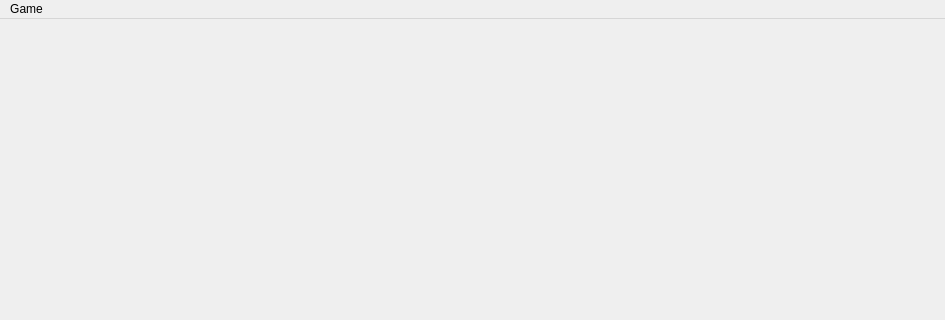
First picture: the form in mainwindow.ui, repository Holence/Chess, before the edit; both pictures show x 0 to 945 and y 0 to 320 of the 945 by 716 pixel window.
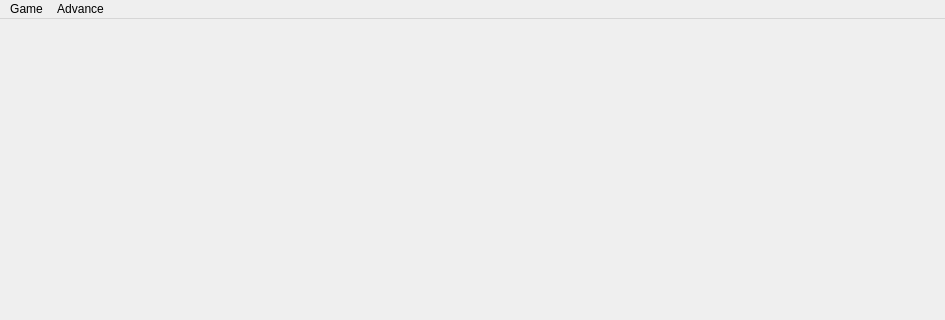
Second picture: the form after the edit.

What changed in the file:
```diff
--- a/mainwindow.ui
+++ b/mainwindow.ui
@@ -42,7 +42,14 @@
     <addaction name="actionSingle_New_Game"/>
     <addaction name="actionResign"/>
    </widget>
+   <widget class="QMenu" name="menuAdvance">
+    <property name="title">
+     <string>Advance</string>
+    </property>
+    <addaction name="actionBasicFilter"/>
+   </widget>
    <addaction name="menuGame"/>
+   <addaction name="menuAdvance"/>
   </widget>
   <widget class="QStatusBar" name="statusbar"/>
   <action name="actionSingle_New_Game">
```
Left out of the diff: 8 changed lines with no effect on the pictures.
